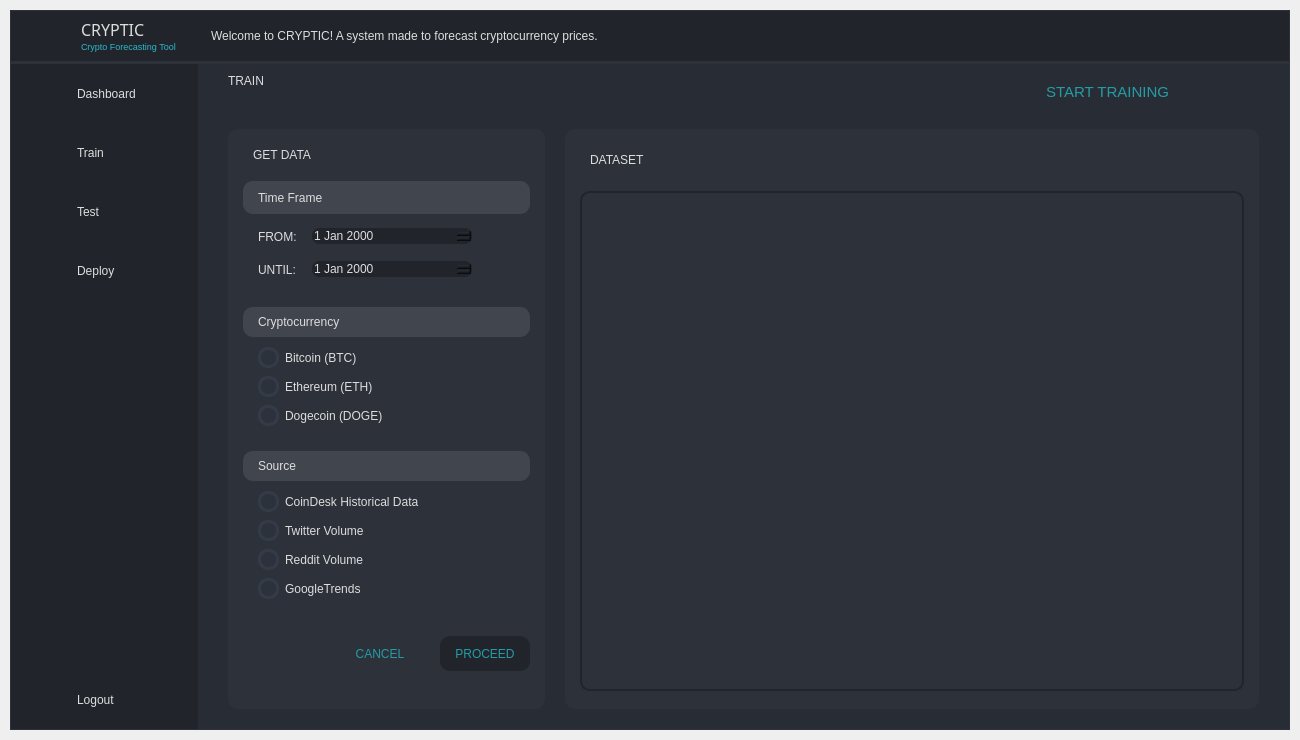
Qt form admin/ui_files/main.ui (CRYPTIC-THESIS/gui) before a commit.
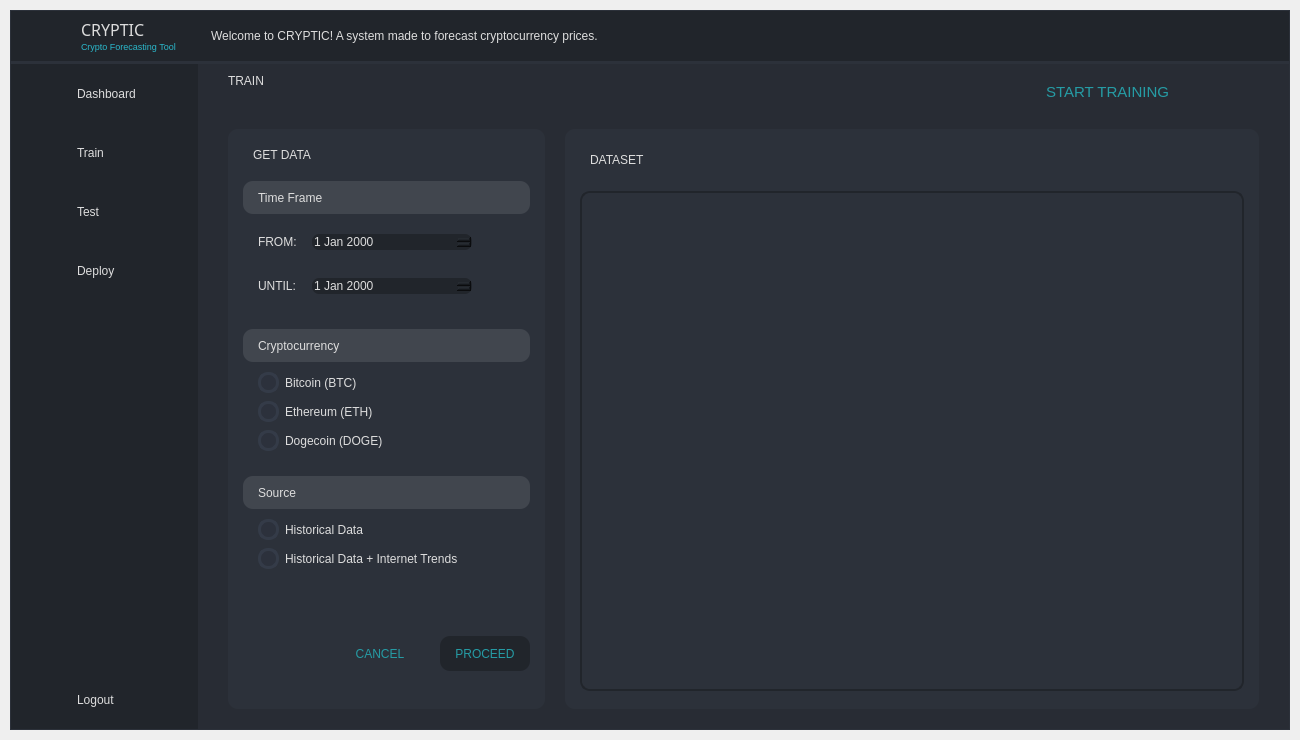
The same form after that commit. The open tabs and pages were chosen to show the change. Icons and pictures are not drawn.

```diff
--- a/admin/ui_files/main.ui
+++ b/admin/ui_files/main.ui
@@ -3657,7 +3657,7 @@
                                        <property name="bottomMargin">
                                         <number>0</number>
                                        </property>
-                                       <item alignment="Qt::AlignLeft">
+                                       <item alignment="Qt::AlignLeft|Qt::AlignTop">
                                         <widget class="QFrame" name="sourceCheckBox">
                                          <property name="frameShape">
                                           <enum>QFrame::NoFrame</enum>
@@ -3682,30 +3682,16 @@
                                            <number>0</number>
                                           </property>
                                           <item>
-                                           <widget class="QCheckBox" name="checkBox_histo">
+                                           <widget class="QRadioButton" name="radioButton_histo">
                                             <property name="text">
-                                             <string>CoinDesk Historical Data</string>
+                                             <string>Historical Data</string>
                                             </property>
                                            </widget>
                                           </item>
                                           <item>
-                                           <widget class="QCheckBox" name="checkBox_twitter">
+                                           <widget class="QRadioButton" name="radioButton_twitter">
                                             <property name="text">
-                                             <string>Twitter Volume</string>
-                                            </property>
-                                           </widget>
-                                          </item>
-                                          <item>
-                                           <widget class="QCheckBox" name="checkBox_reddit">
-                                            <property name="text">
-                                             <string>Reddit Volume</string>
-                                            </property>
-                                           </widget>
-                                          </item>
-                                          <item>
-                                           <widget class="QCheckBox" name="checkBox_gtrends">
-                                            <property name="text">
-                                             <string>GoogleTrends</string>
+                                             <string>Historical Data + Internet Trends</string>
                                             </property>
                                            </widget>
                                           </item>
```
Left out of the diff: 6 changed lines with no effect on the pictures.
